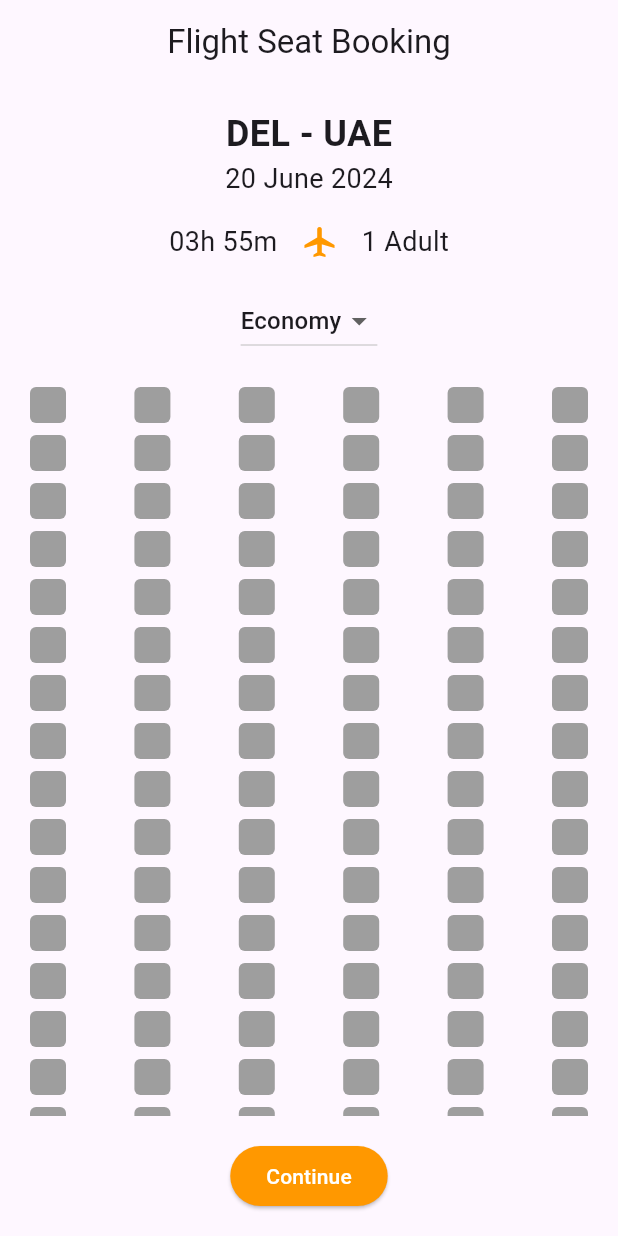
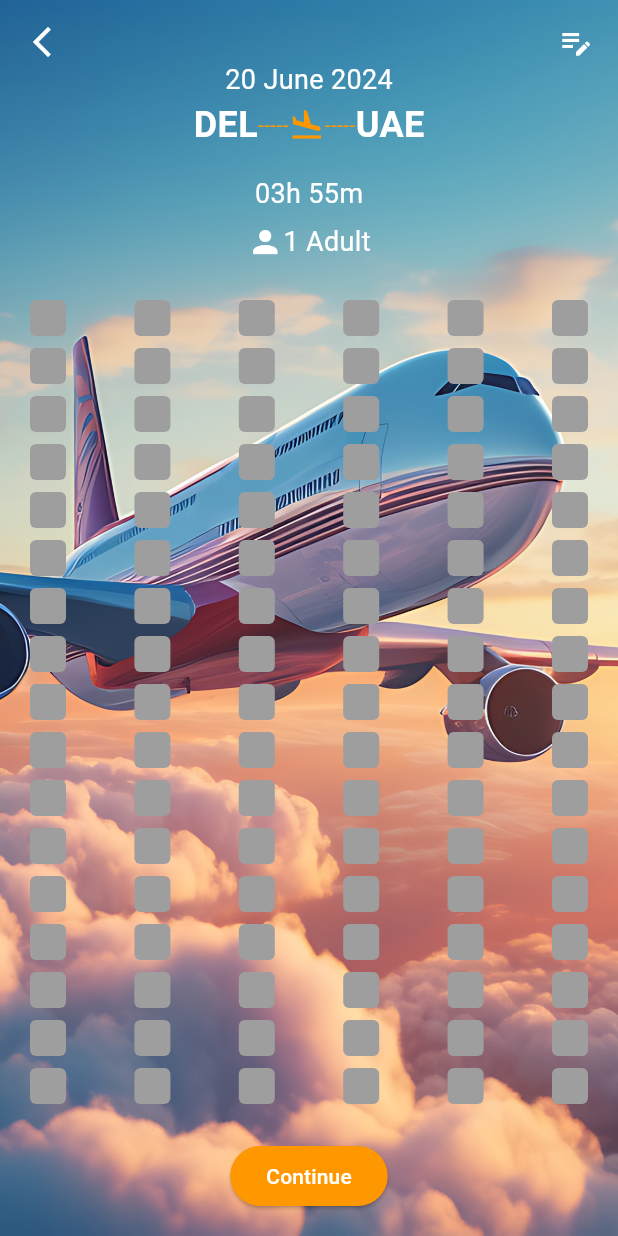
Before and after one commit to ChandraChaan/flight_ui, a Flutter app: the screen it shows after launch, on a phone screen of 412 x 824 dp. Run offline on Flutter 3.47's test engine with Material 3 defaults, Android fonts, the phone set to English and light mode, and no system bars.

Commit message:
UI added

```diff
--- a/lib/main.dart
+++ b/lib/main.dart
@@ -9,6 +9,7 @@ class FlightSeatBookingApp extends StatelessWidget {
   @override
   Widget build(BuildContext context) {
     return MaterialApp(
+      debugShowCheckedModeBanner: false,
       title: 'Flight Seat Booking',
       theme: ThemeData(
         primarySwatch: Colors.orange,
--- a/lib/ticket_booking.dart
+++ b/lib/ticket_booking.dart
@@ -6,7 +6,8 @@ class FlightSeatBookingScreen extends StatefulWidget {
   const FlightSeatBookingScreen({super.key});
 
   @override
-  _FlightSeatBookingScreenState createState() => _FlightSeatBookingScreenState();
+  _FlightSeatBookingScreenState createState() =>
+      _FlightSeatBookingScreenState();
 }
 
 class _FlightSeatBookingScreenState extends State<FlightSeatBookingScreen> {
@@ -16,62 +17,98 @@ class _FlightSeatBookingScreenState extends State<FlightSeatBookingScreen> {
   @override
   Widget build(BuildContext context) {
     return Scaffold(
-      appBar: AppBar(
-        title: const Text('Flight Seat Booking'),
-        centerTitle: true,
-      ),
-      body: Column(
+      body: Stack(
+        children: <Widget>[
+          _buildBackground(),
+          Column(
             children: <Widget>[
               _buildHeader(),
               Expanded(child: _buildSeatMap()),
               _buildContinueButton(),
             ],
           ),
+        ],
+      ),
     );
   }
 
+  Widget _buildBackground() {
+    return Container(
+      decoration: const BoxDecoration(
+        image: DecorationImage(
+          image: AssetImage('assets/images/flight_background.jpeg',),
+          fit: BoxFit.cover,
+        ),
+      ),
+    );
+  }
   Widget _buildHeader() {
     return Container(
       padding: const EdgeInsets.all(16),
+      child: const SafeArea(
         child: Column(
           children: <Widget>[
-          const Text(
-            'DEL - UAE',
-            style: TextStyle(fontSize: 24, fontWeight: FontWeight.bold),
+            Row(
+              mainAxisAlignment: MainAxisAlignment.spaceBetween,
+              children: [
+                Icon(Icons.arrow_back_ios_new, color: Colors.white,),
+                Icon(Icons.edit_note,color: Colors.white,),
+              ],
             ),
-          const Text(
+            Text(
               '20 June 2024',
-            style: TextStyle(fontSize: 18),
+              style: TextStyle(fontSize: 18,color: Colors.white,),
             ),
-          const SizedBox(height: 16),
-          const Row(
-            mainAxisAlignment: MainAxisAlignment.center,
-            children: <Widget>[
+            Row( mainAxisAlignment: MainAxisAlignment.center,
+              children: [
                 Text(
-                '03h 55m',
-                style: TextStyle(fontSize: 18),
+                  'DEL',
+                  style: TextStyle(fontSize: 24, fontWeight: FontWeight.bold,color: Colors.white,),
                 ),
-              SizedBox(width: 16),
-              Icon(Icons.airplanemode_active, color: Colors.orange),
-              SizedBox(width: 16),
                 Text(
-                '1 Adult',
-                style: TextStyle(fontSize: 18),
+                  '-----',
+                  style: TextStyle( color: Colors.orange),
+                ),
+                Icon(Icons.flight_land, color: Colors.orange,),
+                Text(
+                  '-----',
+                  style: TextStyle( color: Colors.orange),
+                ),
+                Text(
+                  'UAE',
+                  style: TextStyle(fontSize: 24, fontWeight: FontWeight.bold,color: Colors.white,),
                 ),
               ],
             ),
-          const SizedBox(height: 16),
-          DropdownButton<String>(
-            value: 'Economy',
-            items: ['Economy', 'Business']
-                .map((label) => DropdownMenuItem(
-              child: Text(label),
-              value: label,
-            ))
-                .toList(),
-            onChanged: (value) {},
+            SizedBox(height: 16),
+            Text(
+              '03h 55m',
+              style: TextStyle(fontSize: 18,color: Colors.white,),
+            ),
+            SizedBox(height: 6),
+            Row(
+              mainAxisAlignment: MainAxisAlignment.center,
+              children: [
+                Icon(Icons.person,color: Colors.white,),
+                Text(
+                  '1 Adult',
+                  style: TextStyle(fontSize: 18,color: Colors.white,),
                 ),
               ],
+            ),
+            SizedBox(height: 6),
+            // DropdownButton<String>(
+            //   value: 'Economy',
+            //   items: ['Economy', 'Business']
+            //       .map((label) => DropdownMenuItem(
+            //             value: label,
+            //             child: Text(label,style: const TextStyle(color: Colors.white,),),
+            //           ))
+            //       .toList(),
+            //   onChanged: (value) {},
+            // ),
+          ],
+        ),
       ),
     );
   }
@@ -134,7 +171,8 @@ class _FlightSeatBookingScreenState extends State<FlightSeatBookingScreen> {
       padding: const EdgeInsets.all(16.0),
       child: ElevatedButton(
         style: ElevatedButton.styleFrom(
-          foregroundColor: Colors.white, backgroundColor: Colors.orange,
+          foregroundColor: Colors.white,
+          backgroundColor: Colors.orange,
         ),
         onPressed: () {},
         child: const Text('Continue'),
--- a/pubspec.yaml
+++ b/pubspec.yaml
@@ -59,8 +59,8 @@ flutter:
   uses-material-design: true
 
   # To add assets to your application, add an assets section, like this:
-  # assets:
-  #   - images/a_dot_burr.jpeg
+  assets:
+    - assets/images/
   #   - images/a_dot_ham.jpeg
 
   # An image asset can refer to one or more resolution-specific "variants", see
```
Lines whose indentation alone changed are shown as unchanged.
